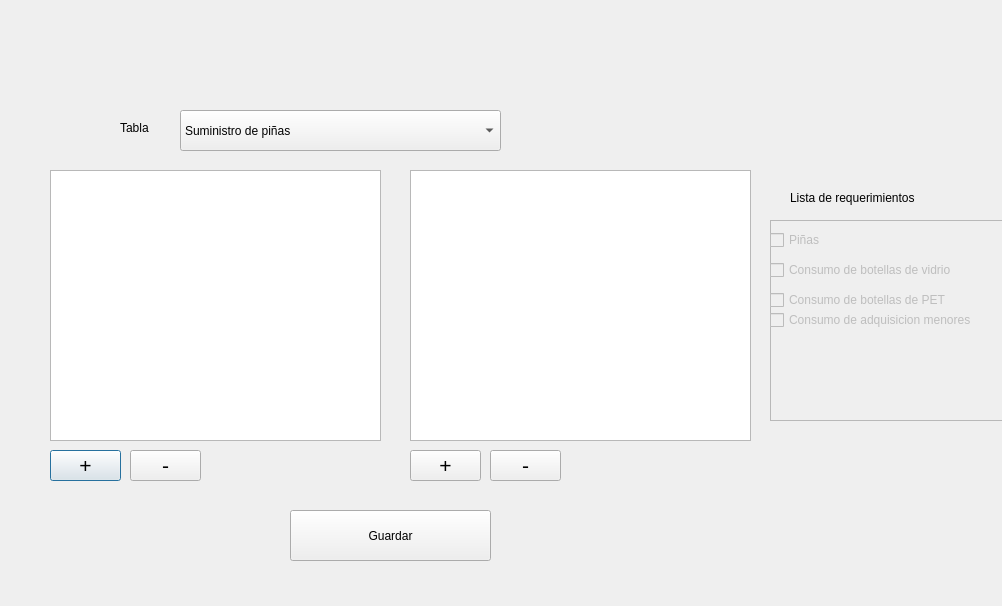
First picture: the form in interfaces/ventanas_abastecimiento/Ingreso_datos_abastecimiento.ui, repository EscuelaProyectosPOO/simulacion, before the edit.
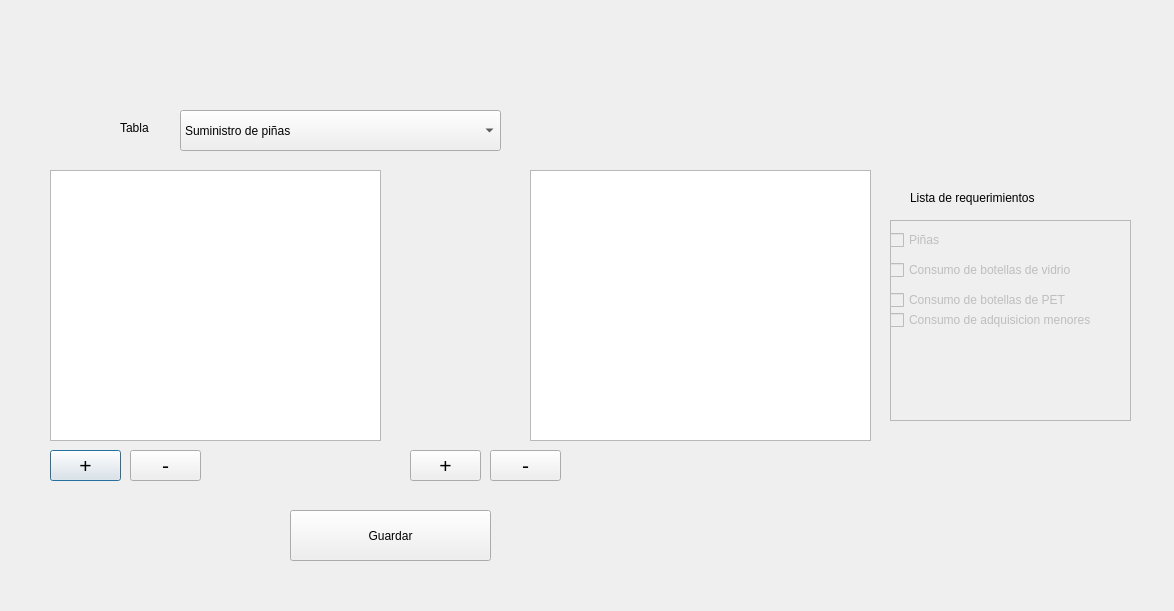
Second picture: the form after the edit.

Diff of the .ui file:
```diff
--- a/interfaces/ventanas_abastecimiento/Ingreso_datos_abastecimiento.ui
+++ b/interfaces/ventanas_abastecimiento/Ingreso_datos_abastecimiento.ui
@@ -6,8 +6,8 @@
    <rect>
     <x>0</x>
     <y>0</y>
-    <width>1002</width>
-    <height>606</height>
+    <width>1174</width>
+    <height>611</height>
    </rect>
   </property>
   <property name="windowTitle">
@@ -19,7 +19,7 @@
   <widget class="QLabel" name="label">
    <property name="geometry">
     <rect>
-     <x>790</x>
+     <x>910</x>
      <y>190</y>
      <width>151</width>
      <height>16</height>
@@ -122,7 +122,7 @@
   <widget class="QFrame" name="requisitos_frame">
    <property name="geometry">
     <rect>
-     <x>770</x>
+     <x>890</x>
      <y>220</y>
      <width>241</width>
      <height>201</height>
@@ -256,7 +256,7 @@
   <widget class="QTableWidget" name="tabla2">
    <property name="geometry">
     <rect>
-     <x>410</x>
+     <x>530</x>
      <y>170</y>
      <width>341</width>
      <height>271</height>
```
